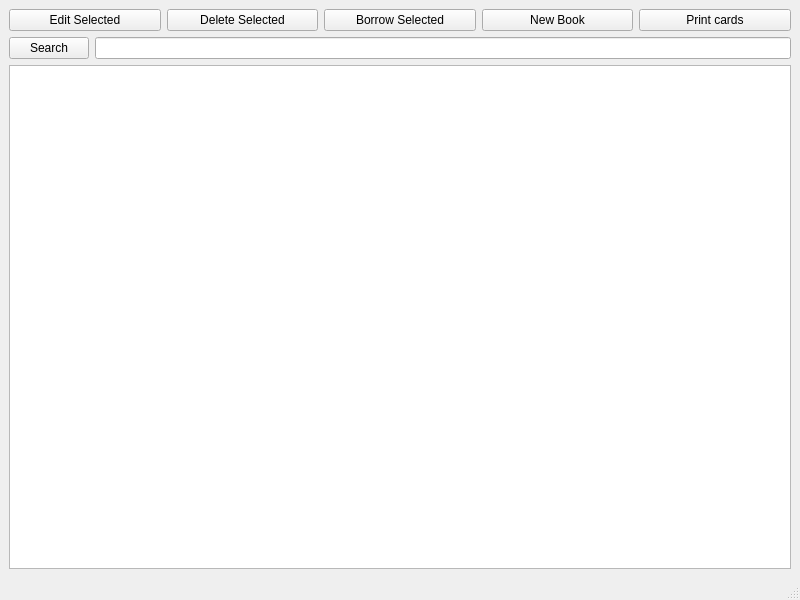
Old version of the form ui/book_list.ui in the repository tomasz-brak/libreLib.
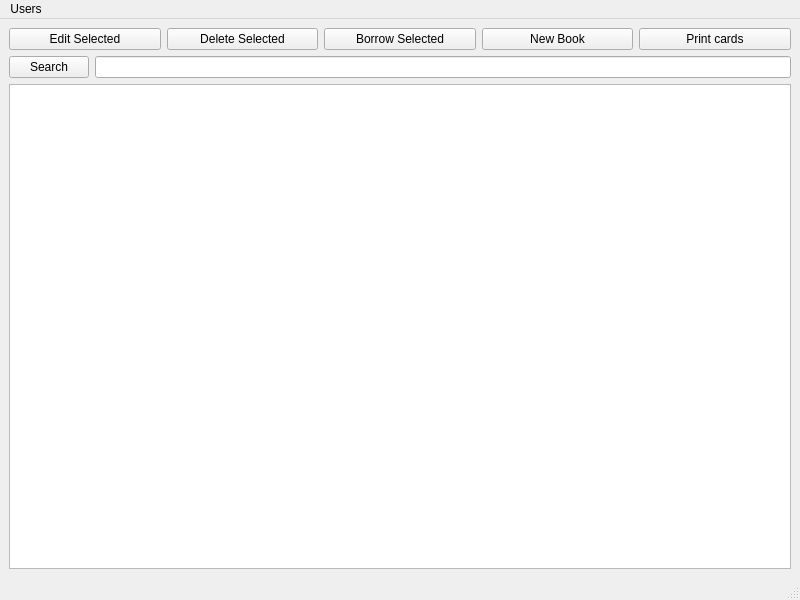
New version of the form.

Commit message: Added user creation and listing

Patch:
```diff
--- a/ui/book_list.ui
+++ b/ui/book_list.ui
@@ -86,6 +86,13 @@
      <height>29</height>
     </rect>
    </property>
+   <widget class="QMenu" name="menuUsers">
+    <property name="title">
+     <string>Users</string>
+    </property>
+    <addaction name="actionManage"/>
+   </widget>
+   <addaction name="menuUsers"/>
   </widget>
   <widget class="QStatusBar" name="statusbar"/>
  </widget>
```
Left out of the diff: 27 changed lines with no effect on the pictures. The commit also changes 15 other files.
